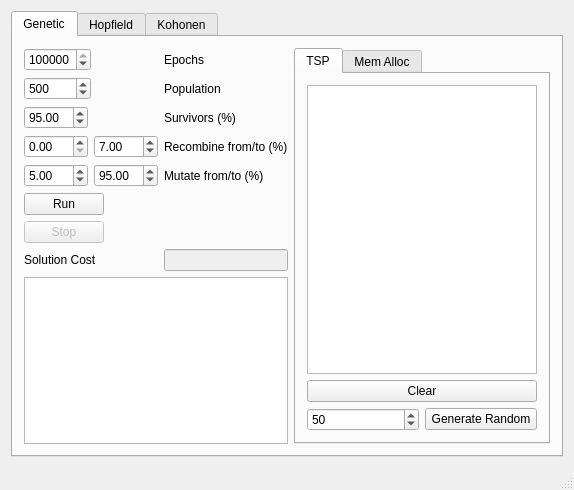
Old version of the form src/mainwindow.ui in the repository balsini/NeuroLab.
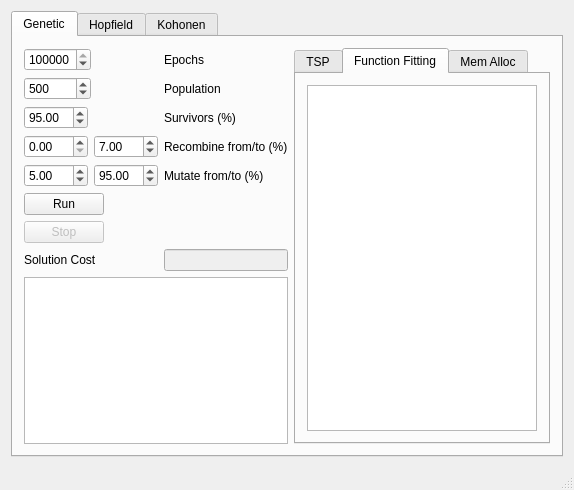
New version of the form. Custom widgets are drawn as their Qt base class.

Commit message: Function fitting skeleton

What changed in the file:
```diff
--- a/src/mainwindow.ui
+++ b/src/mainwindow.ui
@@ -198,7 +198,7 @@
         <item>
          <widget class="QTabWidget" name="geneticTab">
           <property name="currentIndex">
-           <number>0</number>
+           <number>1</number>
           </property>
           <widget class="QWidget" name="tab_3">
            <attribute name="title">
@@ -254,6 +254,32 @@
             </item>
            </layout>
           </widget>
+          <widget class="QWidget" name="tab_4">
+           <attribute name="title">
+            <string>Function Fitting</string>
+           </attribute>
+           <layout class="QGridLayout" name="gridLayout_4">
+            <item row="0" column="0">
+             <widget class="FunctionFittingDisplay" name="FunctionFittingView">
+              <property name="enabled">
+               <bool>true</bool>
+              </property>
+              <property name="autoFillBackground">
+               <bool>false</bool>
+              </property>
+              <property name="backgroundBrush">
+               <brush brushstyle="SolidPattern">
+                <color alpha="255">
+                 <red>255</red>
+                 <green>255</green>
+                 <blue>255</blue>
+                </color>
+               </brush>
+              </property>
+             </widget>
+            </item>
+           </layout>
+          </widget>
           <widget class="QWidget" name="tab_2">
            <attribute name="title">
             <string>Mem Alloc</string>
@@ -559,6 +585,11 @@
     <slot>clear()</slot>
    </slots>
   </customwidget>
+  <customwidget>
+   <class>FunctionFittingDisplay</class>
+   <extends>QGraphicsView</extends>
+   <header location="global">function_fitting/functionfittingdisplay.h</header>
+  </customwidget>
  </customwidgets>
  <resources/>
  <connections>
```
The commit also changes 10 other files.
